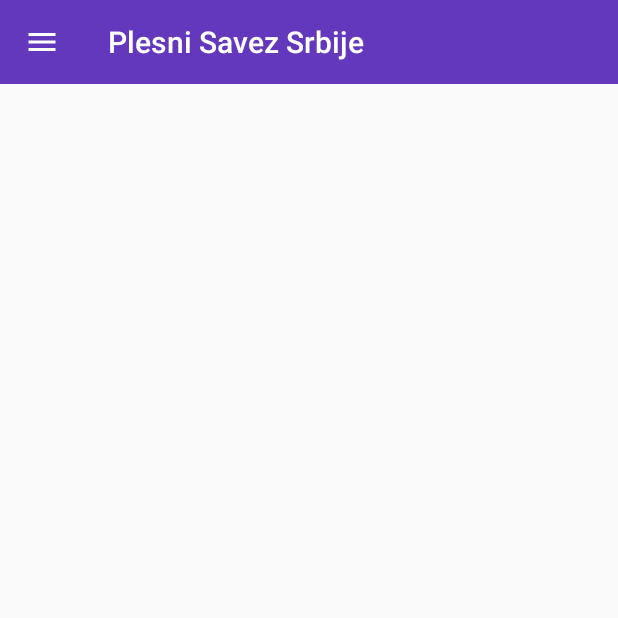
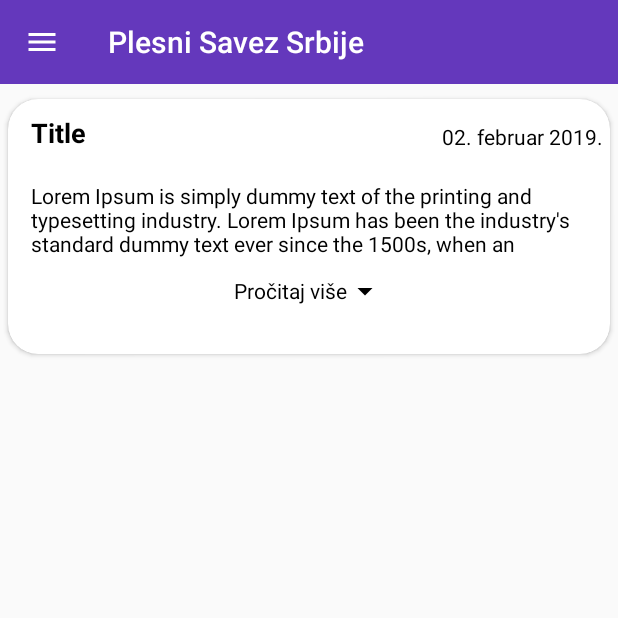
Before and after one commit to LazarRistic/BodovnaListaPSS, an Android app: the screen it shows after launch (MainActivity), on a phone screen of 412 x 824 dp, the top half of it. Run offline under Robolectric (Android 15) with nearby library versions, the phone set to English and light mode, and no system bars; our stand-ins replace ButterKnife, RxJava.

Commit message:
Create View For News
- Added ViewModel, Repository, Adapter, ViewHolder, Views

```diff
--- a/app/src/main/java/com/overswayit/plesnisavezsrbije/MainActivity.java
+++ b/app/src/main/java/com/overswayit/plesnisavezsrbije/MainActivity.java
@@ -1,31 +1,61 @@
 package com.overswayit.plesnisavezsrbije;
 
-import android.support.annotation.NonNull;
-import android.support.design.widget.NavigationView;
-import android.support.v4.view.GravityCompat;
-import android.support.v4.widget.DrawerLayout;
-import android.support.v7.app.ActionBar;
-import android.support.v7.app.AppCompatActivity;
 import android.os.Bundle;
-import android.support.v7.widget.Toolbar;
 import android.view.MenuItem;
-import android.view.View;
 import android.widget.Toast;
+
+import com.google.android.material.navigation.NavigationView;
+import com.overswayit.plesnisavezsrbije.models.News;
+import com.overswayit.plesnisavezsrbije.viewmodels.NewsViewModel;
+import com.overswayit.plesnisavezsrbije.views.NewsAdapter;
+
+import java.util.ArrayList;
+
+import androidx.annotation.NonNull;
+import androidx.appcompat.app.ActionBar;
+import androidx.appcompat.app.AppCompatActivity;
+import androidx.appcompat.widget.Toolbar;
+import androidx.core.view.GravityCompat;
+import androidx.drawerlayout.widget.DrawerLayout;
+import androidx.lifecycle.ViewModelProviders;
+import androidx.recyclerview.widget.DefaultItemAnimator;
+import androidx.recyclerview.widget.LinearLayoutManager;
+import androidx.recyclerview.widget.RecyclerView;
+import butterknife.BindView;
+import butterknife.ButterKnife;
 
 public class MainActivity extends AppCompatActivity {
 
+    @BindView(R.id.news_recycler_view) RecyclerView recyclerView;
+
     private DrawerLayout mDrawerLayout;
+    private NewsAdapter newsAdapter;
+    private ArrayList<News> newsArrayList = new ArrayList<>();
 
     @Override
     protected void onCreate(Bundle savedInstanceState) {
         super.onCreate(savedInstanceState);
         setContentView(R.layout.activity_main);
+        ButterKnife.bind(this);
 
         Toolbar toolbar = findViewById(R.id.toolbar);
         setSupportActionBar(toolbar);
 
         setupActionBar();
         setupNavigationDrawer();
+
+        newsAdapter = new NewsAdapter(newsArrayList);
+        RecyclerView.LayoutManager mLayoutManager = new LinearLayoutManager(getApplicationContext());
+        recyclerView.setLayoutManager(mLayoutManager);
+        recyclerView.setItemAnimator(new DefaultItemAnimator());
+        recyclerView.setAdapter(newsAdapter);
+
+        NewsViewModel viewModel = ViewModelProviders.of(this).get(NewsViewModel.class);
+        viewModel.getAllNews().observe(this, news -> {
+            newsArrayList.clear();
+            newsArrayList.addAll(news);
+            newsAdapter.notifyDataSetChanged();
+        });
     }
 
     @Override
--- /dev/null
+++ b/app/src/main/java/com/overswayit/plesnisavezsrbije/models/News.java
@@ -0,0 +1,12 @@
+package com.overswayit.plesnisavezsrbije.models;
+
+/**
+ * Created by lazarristic on 18/02/2019.
+ * Copyright (c) 2019 PlesniSavezSrbije. All rights reserved.
+ */
+public class News {
+
+    public String title;
+    public String date;
+    public String content;
+}
--- /dev/null
+++ b/app/src/main/java/com/overswayit/plesnisavezsrbije/repository/NewsRepository.java
@@ -0,0 +1,78 @@
+package com.overswayit.plesnisavezsrbije.repository;
+
+import android.app.Application;
+import android.os.Handler;
+
+import com.overswayit.plesnisavezsrbije.models.News;
+
+import java.util.ArrayList;
+import java.util.List;
+
+import androidx.lifecycle.LiveData;
+import androidx.lifecycle.MutableLiveData;
+import io.reactivex.disposables.CompositeDisposable;
+
+/**
+ * Created by lazarristic on 18/02/2019.
+ * Copyright (c) 2019 PlesniSavezSrbije. All rights reserved.
+ */
+public class NewsRepository {
+
+    private Application application;
+    private CompositeDisposable disposable = new CompositeDisposable();
+    private MutableLiveData<List<News>> newsLiveData = new MutableLiveData<>();
+
+//    private NewsAppDatabes newsAppDatabes;
+
+    public NewsRepository(Application application) {
+        this.application = application;
+
+//        ToDo: Create Instance of Database
+//        contactsAppDatabase= Room.databaseBuilder(application.getApplicationContext(),ContactsAppDatabase.class,"ContactDB").build();
+
+//        ToDo: Create Event
+//        disposable.add(contactsAppDatabase.getContactDAO().getContacts()
+//                .subscribeOn(Schedulers.computation())
+//                .observeOn(AndroidSchedulers.mainThread())
+//                .subscribe(new Consumer<List<Contact>>() {
+//                               @Override
+//                               public void accept(List<Contact> contacts) throws Exception {
+//
+//                                   contactsLiveData.postValue(contacts);
+//
+//
+//                               }
+//                           }, new Consumer<Throwable>() {
+//                               @Override
+//                               public void accept(Throwable throwable) throws Exception {
+//
+//
+//                               }
+//                           }
+//                )
+//        );
+
+        News news = new News();
+        news.title = "Title";
+        news.date = "02. februar 2019.";
+        news.content = "Lorem Ipsum is simply dummy text of the printing and typesetting industry. Lorem Ipsum has been the industry's standard dummy text ever since the 1500s, when an unknown printer took a galley of type and scrambled it to make a type specimen book. It has survived not only five centuries, but also the leap into electronic typesetting, remaining essentially unchanged. It was popularised in the 1960s with the release of Letraset sheets containing Lorem Ipsum passages, and more recently with desktop publishing software like Aldus PageMaker including versions of Lorem Ipsum.";
+
+        News news2 = new News();
+        news2.title = "Title 22";
+        news2.date = "02. maj 2019.";
+        news2.content = "Lorem Ipsum is simply dummy text of the printing and typesetting industry. Lorem Ipsum has been the industry's standard dummy text ever since the 1500s, when an unknown printer took a galley of type and scrambled it to make a type specimen book. It has survived not only five centuries, but also the leap into electronic typesetting, remaining essentially unchanged. It was popularised in the 1960s with the release of Letraset sheets containing Lorem Ipsum passages, and more recently with desktop publishing software like Aldus PageMaker including versions of Lorem Ipsum.";
+
+        List<News> newsList = new ArrayList<>();
+        newsList.add(news);
+
+        Handler handler = new Handler();
+        handler.postDelayed(() -> newsLiveData.postValue(newsList), 5000);
+        handler.postDelayed(() -> newsList.add(news2), 7000);
+        handler.postDelayed(() -> newsLiveData.postValue(newsList), 8000);
+
+    }
+
+    public LiveData<List<News>> getNewsLiveData() {
+        return newsLiveData;
+    }
+}
--- /dev/null
+++ b/app/src/main/java/com/overswayit/plesnisavezsrbije/viewmodels/NewsViewModel.java
@@ -0,0 +1,31 @@
+package com.overswayit.plesnisavezsrbije.viewmodels;
+
+import android.app.Application;
+
+import com.overswayit.plesnisavezsrbije.models.News;
+import com.overswayit.plesnisavezsrbije.repository.NewsRepository;
+
+import org.jetbrains.annotations.NotNull;
+
+import java.util.List;
+
+import androidx.lifecycle.AndroidViewModel;
+import androidx.lifecycle.LiveData;
+
+/**
+ * Created by lazarristic on 18/02/2019.
+ * Copyright (c) 2019 PlesniSavezSrbije. All rights reserved.
+ */
+public class NewsViewModel extends AndroidViewModel {
+    private NewsRepository newsRepository;
+
+    public NewsViewModel(@NotNull Application application) {
+        super(application);
+
+        newsRepository = new NewsRepository(application);
+    }
+
+    public LiveData<List<News>> getAllNews() {
+        return newsRepository.getNewsLiveData();
+    }
+}
--- /dev/null
+++ b/app/src/main/java/com/overswayit/plesnisavezsrbije/viewmodels/SingleNewsViewModel.java
@@ -0,0 +1,40 @@
+package com.overswayit.plesnisavezsrbije.viewmodels;
+
+import com.overswayit.plesnisavezsrbije.models.News;
+
+import androidx.lifecycle.LiveData;
+import androidx.lifecycle.MutableLiveData;
+import androidx.lifecycle.ViewModel;
+
+/**
+ * Created by lazarristic on 18/02/2019.
+ * Copyright (c) 2019 PlesniSavezSrbije. All rights reserved.
+ */
+
+public class SingleNewsViewModel extends ViewModel {
+    private MutableLiveData<String> title;
+    private MutableLiveData<String> date;
+    private MutableLiveData<String> content;
+
+    public SingleNewsViewModel(News news) {
+        this.title = new MutableLiveData<>();
+        this.date = new MutableLiveData<>();
+        this.content = new MutableLiveData<>();
+
+        this.title.setValue(news.title);
+        this.date.setValue(news.date);
+        this.content.setValue(news.content);
+    }
+
+    public LiveData<String> getTitle() {
+        return title;
+    }
+
+    public LiveData<String> getDate() {
+        return date;
+    }
+
+    public LiveData<String> getContent() {
+        return content;
+    }
+}
--- /dev/null
+++ b/app/src/main/java/com/overswayit/plesnisavezsrbije/views/BaseCompoundView.java
@@ -0,0 +1,73 @@
+package com.overswayit.plesnisavezsrbije.views;
+
+import android.content.Context;
+import android.content.res.TypedArray;
+import android.util.AttributeSet;
+import android.view.LayoutInflater;
+import android.view.View;
+import android.widget.FrameLayout;
+
+import androidx.annotation.LayoutRes;
+import androidx.annotation.StyleableRes;
+
+/**
+ * Created by lazarristic on 18/02/2019.
+ * Copyright (c) 2019 PlesniSavezSrbije. All rights reserved.
+ */
+public abstract class BaseCompoundView extends FrameLayout {
+
+    public BaseCompoundView(Context context) {
+        super(context);
+        inflateView(context);
+    }
+
+    public BaseCompoundView(Context context, AttributeSet attrs) {
+        super(context, attrs);
+        inflateView(context);
+        getParams(attrs);
+    }
+
+    public BaseCompoundView(Context context, AttributeSet attrs, int defStyleAttr) {
+        super(context, attrs, defStyleAttr);
+        inflateView(context);
+        getParams(attrs);
+    }
+
+    protected abstract
+    @LayoutRes
+    int getLayoutId();
+
+    protected
+    @StyleableRes
+    int[] getStyleableId() {
+        return null;
+    }
+
+    protected void getParams(TypedArray ta) {
+    }
+
+    protected void bindViews(View contentView) {
+    }
+
+    private void inflateView(Context ctx) {
+        LayoutInflater inflater = LayoutInflater.from(ctx);
+
+        View view = inflater.inflate(getLayoutId(), this, false);
+
+        addView(view);
+
+        bindViews(view);
+    }
+
+    private void getParams(AttributeSet attrs) {
+        int[] styleableId = getStyleableId();
+
+        if (styleableId != null) {
+            TypedArray ta = getContext().obtainStyledAttributes(attrs, styleableId);
+            getParams(ta);
+            ta.recycle();
+        }
+    }
+
+
+}
--- /dev/null
+++ b/app/src/main/java/com/overswayit/plesnisavezsrbije/views/NewsAdapter.java
@@ -0,0 +1,83 @@
+package com.overswayit.plesnisavezsrbije.views;
+
+import android.view.LayoutInflater;
+import android.view.View;
+import android.view.ViewGroup;
+import android.widget.TextView;
+
+import com.overswayit.plesnisavezsrbije.R;
+import com.overswayit.plesnisavezsrbije.models.News;
+
+import java.util.List;
+
+import androidx.annotation.NonNull;
+import androidx.recyclerview.widget.RecyclerView;
+import butterknife.BindView;
+import butterknife.ButterKnife;
+import butterknife.OnClick;
+
+/**
+ * Created by lazarristic on 18/02/2019.
+ * Copyright (c) 2019 PlesniSavezSrbije. All rights reserved.
+ */
+public class NewsAdapter extends RecyclerView.Adapter<NewsAdapter.NewsViewHolder> {
+    private List<News> newsList;
+
+    public NewsAdapter(List<News> newsList) {
+        this.newsList = newsList;
+    }
+
+    @NonNull
+    @Override
+    public NewsViewHolder onCreateViewHolder(@NonNull ViewGroup parent, int viewType) {
+        View view = LayoutInflater.from(parent.getContext()).inflate(R.layout.view_news, parent, false);
+        return new NewsViewHolder(view);
+    }
+
+    @Override
+    public void onBindViewHolder(@NonNull NewsViewHolder holder, int position) {
+        News news = newsList.get(position);
+
+        holder.titleTextView.setText(news.title);
+        holder.dateTextView.setText(news.date);
+        holder.contentTextView.setText(news.content);
+    }
+
+    @Override
+    public int getItemCount() {
+        return newsList.size();
+    }
+
+    class NewsViewHolder extends RecyclerView.ViewHolder {
+
+        @BindView(R.id.news_heading)
+        TextView titleTextView;
+        @BindView(R.id.news_date)
+        TextView dateTextView;
+        @BindView(R.id.news_content)
+        TextView contentTextView;
+        @BindView(R.id.news_read_more)
+        TextView readMoreTextView;
+        @BindView(R.id.news_read_less)
+        TextView readLessTextView;
+
+        NewsViewHolder(@NonNull View itemView) {
+            super(itemView);
+            ButterKnife.bind(this, itemView);
+        }
+
+        @OnClick({R.id.news_read_more})
+        public void onReadMore(View view) {
+            contentTextView.setMaxLines(Integer.MAX_VALUE);
+            readMoreTextView.setVisibility(View.GONE);
+            readLessTextView.setVisibility(View.VISIBLE);
+        }
+
+        @OnClick({R.id.news_read_less})
+        public void onReadLess(View view) {
+            contentTextView.setMaxLines(3);
+            readLessTextView.setVisibility(View.GONE);
+            readMoreTextView.setVisibility(View.VISIBLE);
+        }
+    }
+}
--- /dev/null
+++ b/app/src/main/res/drawable/ic_arrow_drop_down.xml
@@ -0,0 +1,5 @@
+<vector android:height="24dp" android:tint="#FFFFFF"
+    android:viewportHeight="24.0" android:viewportWidth="24.0"
+    android:width="24dp" xmlns:android="http://schemas.android.com/apk/res/android">
+    <path android:fillColor="#FF000000" android:pathData="M7,10l5,5 5,-5z"/>
+</vector>
--- /dev/null
+++ b/app/src/main/res/drawable/ic_arrow_drop_up.xml
@@ -0,0 +1,5 @@
+<vector android:height="24dp" android:tint="#FFFFFF"
+    android:viewportHeight="24.0" android:viewportWidth="24.0"
+    android:width="24dp" xmlns:android="http://schemas.android.com/apk/res/android">
+    <path android:fillColor="#FF000000" android:pathData="M7,14l5,-5 5,5z"/>
+</vector>
--- a/app/src/main/res/layout/activity_main.xml
+++ b/app/src/main/res/layout/activity_main.xml
@@ -1,5 +1,5 @@
 <?xml version="1.0" encoding="utf-8"?><!-- Use DrawerLayout as root container for activity -->
-<android.support.v4.widget.DrawerLayout xmlns:android="http://schemas.android.com/apk/res/android"
+<androidx.drawerlayout.widget.DrawerLayout xmlns:android="http://schemas.android.com/apk/res/android"
     xmlns:app="http://schemas.android.com/apk/res-auto"
     android:id="@+id/drawer_layout"
     android:layout_width="match_parent"
@@ -13,7 +13,7 @@
         android:layout_width="match_parent"
         android:layout_height="match_parent">
 
-        <android.support.v7.widget.Toolbar
+        <androidx.appcompat.widget.Toolbar
             android:id="@+id/toolbar"
             android:layout_width="match_parent"
             android:layout_height="?attr/actionBarSize"
@@ -21,9 +21,14 @@
             android:theme="@style/ThemeOverlay.AppCompat.ActionBar"
             app:titleTextColor="@color/white" />
 
+        <include layout="@layout/activity_news"
+            android:layout_width="match_parent"
+            android:layout_height="match_parent"
+            android:layout_marginTop="?attr/actionBarSize"/>
+
     </FrameLayout>
 
-    <android.support.design.widget.NavigationView
+    <com.google.android.material.navigation.NavigationView
         android:id="@+id/nav_view"
         android:layout_width="wrap_content"
         android:layout_height="match_parent"
@@ -32,4 +37,4 @@
         app:headerLayout="@layout/nav_header"
         app:menu="@menu/drawer_items"/>
 
-</android.support.v4.widget.DrawerLayout>
+</androidx.drawerlayout.widget.DrawerLayout>
--- /dev/null
+++ b/app/src/main/res/layout/activity_news.xml
@@ -0,0 +1,12 @@
+<?xml version="1.0" encoding="utf-8"?>
+<LinearLayout xmlns:android="http://schemas.android.com/apk/res/android"
+    android:layout_width="match_parent"
+    android:layout_height="match_parent"
+    android:orientation="vertical">
+
+    <androidx.recyclerview.widget.RecyclerView
+        android:id="@+id/news_recycler_view"
+        android:layout_width="match_parent"
+        android:layout_height="match_parent"/>
+
+</LinearLayout>
--- /dev/null
+++ b/app/src/main/res/layout/view_news.xml
@@ -0,0 +1,108 @@
+<?xml version="1.0" encoding="utf-8"?>
+<androidx.cardview.widget.CardView xmlns:android="http://schemas.android.com/apk/res/android"
+    xmlns:app="http://schemas.android.com/apk/res-auto"
+    android:layout_width="match_parent"
+    android:layout_height="wrap_content"
+    android:layout_centerHorizontal="true"
+    android:layout_marginLeft="5dp"
+    android:layout_marginTop="10dp"
+    android:layout_marginRight="5dp"
+    android:layout_marginBottom="10dp"
+    android:elevation="12dp"
+    android:innerRadius="0dp"
+    android:shape="ring"
+    android:thicknessRatio="1.9"
+    app:cardCornerRadius="20dp">
+
+    <LinearLayout
+        android:layout_width="match_parent"
+        android:layout_height="match_parent"
+        android:orientation="vertical"
+        android:paddingLeft="5dp"
+        android:paddingTop="10dp"
+        android:paddingRight="5dp"
+        android:paddingBottom="20dp">
+
+        <LinearLayout
+            android:id="@+id/news_header"
+            android:layout_width="match_parent"
+            android:layout_height="wrap_content"
+            android:orientation="horizontal"
+            android:weightSum="3">
+
+            <TextView
+                android:id="@+id/news_heading"
+                android:layout_width="wrap_content"
+                android:layout_height="wrap_content"
+                android:layout_weight="2"
+                android:ellipsize="end"
+                android:maxLines="1"
+                android:paddingStart="10dp"
+                android:paddingEnd="0dp"
+                android:textColor="@color/black"
+                android:textSize="@dimen/heading2"
+                android:textStyle="bold" />
+
+            <TextView
+                android:id="@+id/news_date"
+                android:layout_width="wrap_content"
+                android:layout_height="match_parent"
+                android:layout_marginStart="2dp"
+                android:layout_weight="1"
+                android:gravity="bottom|end"
+                android:maxLines="1"
+                android:textColor="@color/black"
+                android:textSize="@dimen/text" />
+
+        </LinearLayout>
+
+        <LinearLayout
+            android:layout_width="match_parent"
+            android:layout_height="wrap_content"
+            android:orientation="vertical"
+            android:paddingLeft="10dp"
+            android:paddingTop="20dp"
+            android:paddingRight="10dp">
+
+            <TextView
+                android:id="@+id/news_content"
+                android:layout_width="wrap_content"
+                android:layout_height="wrap_content"
+                android:maxLines="3"
+                android:textColor="@color/black"
+                android:textSize="@dimen/text" />
+
+            <RelativeLayout
+                android:layout_width="match_parent"
+                android:layout_height="wrap_content"
+                android:gravity="center">
+
+                <TextView
+                    android:id="@+id/news_read_more"
+                    android:layout_width="wrap_content"
+                    android:layout_height="wrap_content"
+                    android:drawableEnd="@drawable/ic_arrow_drop_down"
+                    android:drawableTint="@color/black"
+                    android:gravity="center"
+                    android:padding="10dp"
+                    android:text="@string/read_more"
+                    android:textColor="@color/black" />
+
+                <TextView
+                    android:id="@+id/news_read_less"
+                    android:layout_width="wrap_content"
+                    android:layout_height="wrap_content"
+                    android:drawableEnd="@drawable/ic_arrow_drop_up"
+                    android:drawableTint="@color/black"
+                    android:gravity="center"
+                    android:padding="10dp"
+                    android:text="@string/read_less"
+                    android:textColor="@color/black"
+                    android:visibility="gone" />
+
+            </RelativeLayout>
+
+        </LinearLayout>
+
+    </LinearLayout>
+</androidx.cardview.widget.CardView>
--- a/app/src/main/res/values/colors.xml
+++ b/app/src/main/res/values/colors.xml
@@ -4,4 +4,5 @@
     <color name="colorPrimaryDark">#351c94</color>
     <color name="colorAccent">#9d22ae</color>
     <color name="white">#FFFFFF</color>
+    <color name="black">#000000</color>
 </resources>
--- /dev/null
+++ b/app/src/main/res/values/dimens.xml
@@ -0,0 +1,5 @@
+<?xml version="1.0" encoding="utf-8"?>
+<resources>
+    <dimen name="heading2">18sp</dimen>
+    <dimen name="text">14sp</dimen>
+</resources>
--- a/app/src/main/res/values/strings.xml
+++ b/app/src/main/res/values/strings.xml
@@ -8,4 +8,6 @@
     <string name="competitions">Takmicenja</string>
     <string name="news">Vesti</string>
     <string name="contact">Kontakt</string>
+    <string name="read_more">Pročitaj više</string>
+    <string name="read_less">Pročitaj manje</string>
 </resources>
--- a/gradle.properties
+++ b/gradle.properties
@@ -11,3 +11,5 @@ org.gradle.jvmargs=-Xmx1536m
 # This option should only be used with decoupled projects. More details, visit
 # http://www.gradle.org/docs/current/userguide/multi_project_builds.html#sec:decoupled_projects
 # org.gradle.parallel=true
+android.useAndroidX=true
+android.enableJetifier=true
```
Also changed, not shown: app/build.gradle (+13 -0 lines).
